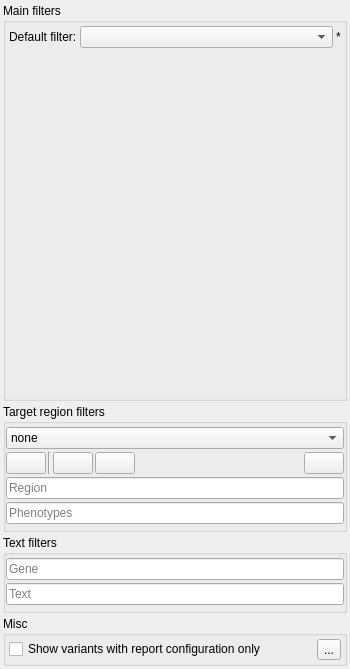
Before: the Qt Designer form src/GSvar/FilterWidget.ui in imgag/ngs-bits, drawn with Qt 5.
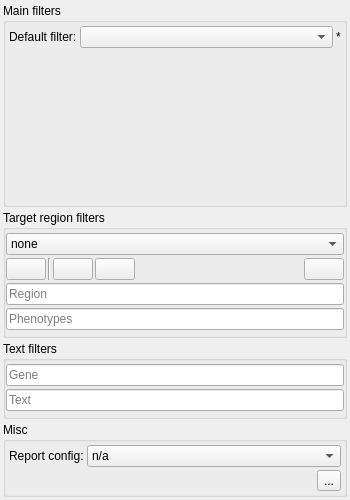
After: the same form once the commit is applied. Icons and pictures are not drawn. Custom widgets are drawn as their Qt base class.

Commit message: GSvar: Added option to show variants without report configuration only (filter widgets of small variants, CNVs and SVs)

Diff of the .ui file:
```diff
--- a/src/GSvar/FilterWidget.ui
+++ b/src/GSvar/FilterWidget.ui
@@ -7,7 +7,7 @@
     <x>0</x>
     <y>0</y>
     <width>350</width>
-    <height>669</height>
+    <height>500</height>
    </rect>
   </property>
   <property name="minimumSize">
@@ -379,7 +379,7 @@
      <property name="flat">
       <bool>true</bool>
      </property>
-     <layout class="QGridLayout" name="gridLayout">
+     <layout class="QGridLayout" name="gridLayout" columnstretch="0,0,1,0">
       <property name="leftMargin">
        <number>3</number>
       </property>
@@ -395,17 +395,14 @@
       <property name="spacing">
        <number>3</number>
       </property>
-      <item row="0" column="0">
-       <widget class="QCheckBox" name="report_config">
-        <property name="text">
-         <string>Show variants with report configuration only</string>
-        </property>
-        <property name="tristate">
-         <bool>false</bool>
-        </property>
-       </widget>
-      </item>
       <item row="0" column="1">
+       <widget class="QLabel" name="label">
+        <property name="text">
+         <string>Report config:</string>
+        </property>
+       </widget>
+      </item>
+      <item row="2" column="3">
        <widget class="QToolButton" name="clearn_btn">
         <property name="text">
          <string>...</string>
@@ -419,6 +416,31 @@
         </property>
        </widget>
       </item>
+      <item row="0" column="2" colspan="2">
+       <widget class="QComboBox" name="report_config">
+        <property name="sizePolicy">
+         <sizepolicy hsizetype="Expanding" vsizetype="Fixed">
+          <horstretch>0</horstretch>
+          <verstretch>0</verstretch>
+         </sizepolicy>
+        </property>
+        <item>
+         <property name="text">
+          <string>n/a</string>
+         </property>
+        </item>
+        <item>
+         <property name="text">
+          <string>variants with report configuration</string>
+         </property>
+        </item>
+        <item>
+         <property name="text">
+          <string>variants without report configuration</string>
+         </property>
+        </item>
+       </widget>
+      </item>
      </layout>
     </widget>
    </item>
```
Left out of the diff: 3 changed lines with no effect on the pictures. The commit also changes 12 other files.
